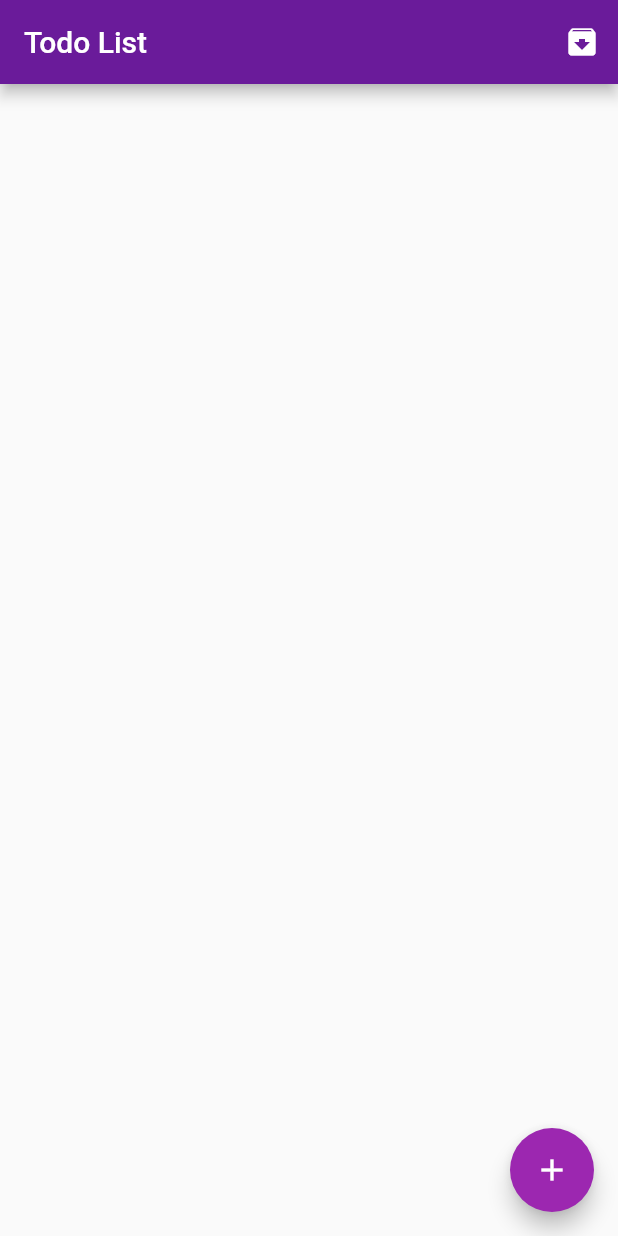
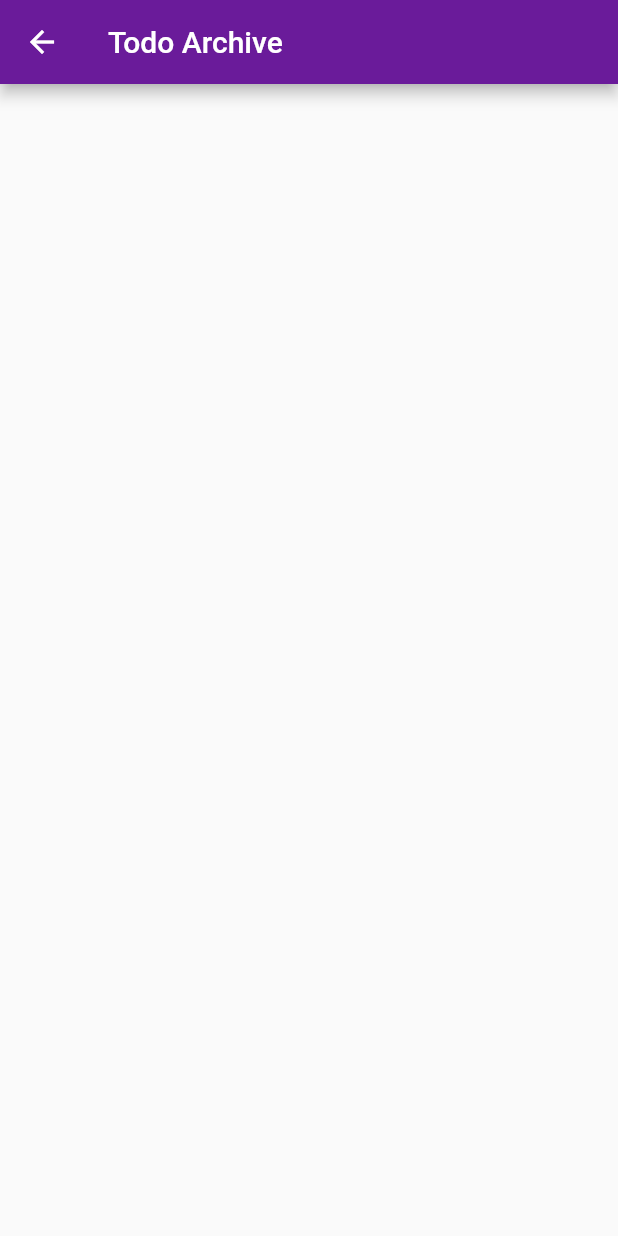
Before and after one commit to anas-didi95/flutter-todo-app, a Flutter app: the screen it shows after launch, after a tap on the "archive" icon, on a phone screen of 412 x 824 dp. Run offline on Flutter 3.47's test engine with Material 2 defaults, Android fonts, the phone set to English and light mode, and no system bars.

Commit message:
Add todo archive screen

```diff
--- /dev/null
+++ b/lib/screen/todo-archive.dart
@@ -0,0 +1,29 @@
+import 'package:app/main.dart';
+import 'package:app/util/constant.dart' as Constant;
+import 'package:flutter/material.dart';
+import 'package:provider/provider.dart';
+
+class TodoArchive extends StatefulWidget {
+  @override
+  _TodoArchiveState createState() => _TodoArchiveState();
+}
+
+class _TodoArchiveState extends State<TodoArchive> {
+  @override
+  Widget build(BuildContext context) {
+    AppContext appContext = context.watch<AppContext>();
+    var todoList = appContext.todoList;
+
+    return Scaffold(
+        appBar: AppBar(
+          title: Text("Todo Archive"),
+          backgroundColor: Constant.COLOR_THEME[Constant.COLOR_NO_APP_BAR],
+        ),
+        body: ListView.separated(
+          padding: EdgeInsets.all(8),
+          itemCount: todoList.length,
+          itemBuilder: (_, i) => Text("Item $i"),
+          separatorBuilder: (_, i) => Divider(),
+        ));
+  }
+}
--- a/lib/screen/todo-list.dart
+++ b/lib/screen/todo-list.dart
@@ -1,5 +1,6 @@
 import 'package:app/main.dart';
 import 'package:app/screen/add-todo.dart';
+import 'package:app/screen/todo-archive.dart';
 import 'package:app/util/constant.dart' as Constant;
 import 'package:flutter/material.dart';
 import 'package:provider/provider.dart';
@@ -22,7 +23,10 @@ class _TodoListState extends State<TodoList> {
         actions: [
           IconButton(
             icon: Icon(Icons.archive),
-            onPressed: () {},
+            onPressed: () {
+              Navigator.of(context)
+                  .push(MaterialPageRoute(builder: (_) => TodoArchive()));
+            },
           )
         ],
       ),
```
